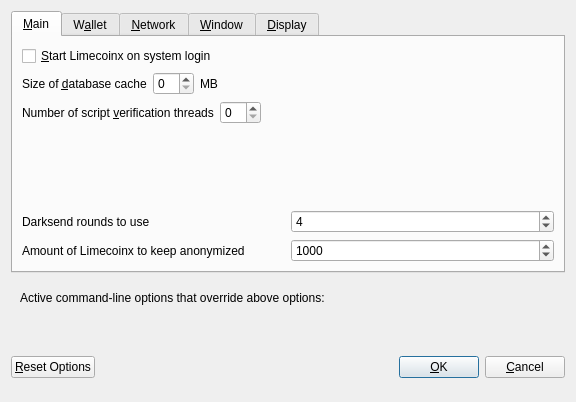
Before: the Qt Designer form src/qt/forms/optionsdialog.ui in LIMXTEC/BitSend, drawn with Qt 5.
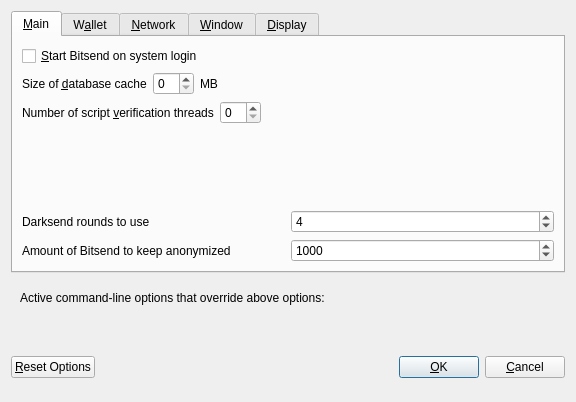
After: the same form once the commit is applied. Custom widgets are drawn as their Qt base class.

Diff of the .ui file:
```diff
--- a/src/qt/forms/optionsdialog.ui
+++ b/src/qt/forms/optionsdialog.ui
@@ -33,7 +33,7 @@
           <string>Automatically start Limecoinx after logging in to the system.</string>
          </property>
          <property name="text">
-          <string>&amp;Start Limecoinx on system login</string>
+          <string>&amp;Start Bitsend on system login</string>
          </property>
         </widget>
        </item>
@@ -177,7 +177,7 @@
             <string notr="true"/>
            </property>
            <property name="text">
-            <string>Amount of Limecoinx to keep anonymized</string>
+            <string>Amount of Bitsend to keep anonymized</string>
            </property>
           </widget>
          </item>
```
Left out of the diff: 12 changed lines with no effect on the pictures.
